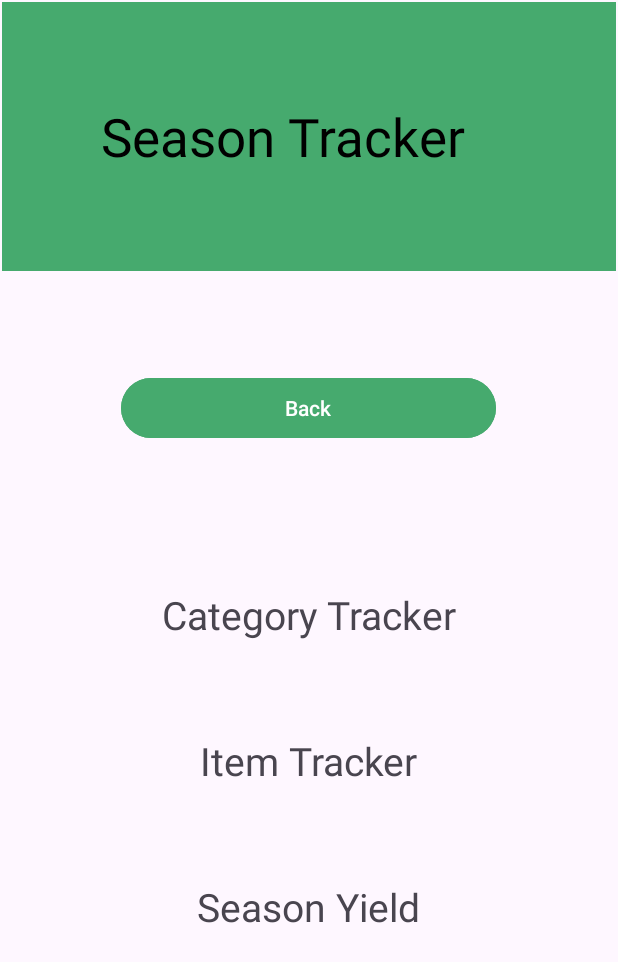
After one commit to SassyTheSasquatch42069/SeedSavvy1, an Android app: the layout seasons.xml on its own in the app's theme, with its tools: preview values and no code run, on a phone screen of 412 x 824 dp. The commit adds this screen. Shown: the top 962 px of the screen. Run offline under Robolectric (Android 15) with nearby library versions, the phone set to English and light mode, and no system bars.

Commit message:
created seasons.xml ui

```diff
--- /dev/null
+++ b/app/src/main/res/layout/seasons.xml
@@ -0,0 +1,156 @@
+<?xml version="1.0" encoding="utf-8"?>
+<androidx.constraintlayout.widget.ConstraintLayout xmlns:android="http://schemas.android.com/apk/res/android"
+    xmlns:app="http://schemas.android.com/apk/res-auto"
+    xmlns:tools="http://schemas.android.com/tools"
+    android:layout_width="match_parent"
+    android:layout_height="match_parent">
+
+    <ScrollView
+        android:id="@+id/scrollView2"
+        android:layout_width="match_parent"
+        android:layout_height="wrap_content"
+        android:layout_marginStart="1dp"
+        android:layout_marginTop="1dp"
+        android:layout_marginEnd="1dp"
+        app:layout_constraintEnd_toEndOf="parent"
+        app:layout_constraintStart_toStartOf="parent"
+        app:layout_constraintTop_toTopOf="parent">
+
+        <LinearLayout
+            android:layout_width="match_parent"
+            android:layout_height="wrap_content"
+            android:background="@color/season_header"
+            android:orientation="vertical"
+            android:padding="66dp">
+
+            <!-- RelativeLayout to position TextView and ImageView -->
+            <RelativeLayout
+                android:layout_width="match_parent"
+                android:layout_height="wrap_content">
+
+                <TextView
+                    android:id="@+id/editTextText"
+                    android:layout_width="wrap_content"
+                    android:layout_height="wrap_content"
+                    android:layout_centerVertical="true"
+                    android:ems="10"
+                    android:text="@string/seasons_click"
+                    android:textSize="35sp"
+                    tools:ignore="TextSizeCheck"
+                    android:textColor="@color/black"/>
+            </RelativeLayout>
+        </LinearLayout>
+    </ScrollView>
+
+
+    <ScrollView
+        android:layout_width="match_parent"
+        android:layout_height="0dp"
+        android:layout_marginStart="1dp"
+        android:layout_marginTop="1dp"
+        android:layout_marginEnd="1dp"
+        app:layout_constraintEnd_toEndOf="parent"
+        app:layout_constraintStart_toStartOf="parent"
+        app:layout_constraintTop_toBottomOf="@+id/scrollView2"
+        app:layout_constraintBottom_toBottomOf="parent">
+
+        <LinearLayout
+            android:layout_width="match_parent"
+            android:layout_height="wrap_content"
+            android:orientation="vertical"
+            android:padding="16dp">
+            <!-- Back Button -->
+            <Button
+                android:id="@+id/cat_img_click"
+                android:layout_width="250dp"
+                android:layout_height="wrap_content"
+                android:layout_gravity="center"
+                android:backgroundTint="@color/season_header"
+                android:layout_margin="50dp"
+                android:text="@string/BackButton"
+                android:minHeight="48dp" />
+
+            <!-- First Row -->
+            <LinearLayout
+                android:layout_width="match_parent"
+                android:layout_height="wrap_content"
+                android:orientation="horizontal"
+                android:padding="16dp">
+
+
+
+                <!-- Second Item -->
+                <LinearLayout
+                    android:layout_width="0dp"
+                    android:layout_height="wrap_content"
+                    android:layout_weight="1"
+                    android:orientation="vertical"
+                    android:gravity="center">
+
+                    <TextView
+                        android:layout_width="wrap_content"
+                        android:layout_height="wrap_content"
+                        android:layout_marginTop="30dp"
+                        android:text="@string/category_tracker"
+                        android:textSize="26sp" />
+<!--pie chart 1-->
+                </LinearLayout>
+            </LinearLayout>
+
+
+
+            <!-- Second Row -->
+            <LinearLayout
+                android:layout_width="match_parent"
+                android:layout_height="wrap_content"
+                android:orientation="horizontal"
+                android:padding="16dp">
+
+                <!-- Second Item -->
+                <LinearLayout
+                    android:layout_width="0dp"
+                    android:layout_height="wrap_content"
+                    android:layout_weight="1"
+                    android:orientation="vertical"
+                    android:gravity="center">
+
+                    <TextView
+                        android:layout_width="wrap_content"
+                        android:layout_height="wrap_content"
+                        android:text="@string/item_tracker"
+                        android:layout_marginTop="30dp"
+                        android:textSize="26sp" />
+
+<!--                    pie chart 2-->
+                </LinearLayout>
+
+
+            </LinearLayout>
+            <!-- Third Row -->
+            <LinearLayout
+                android:layout_width="match_parent"
+                android:layout_height="wrap_content"
+                android:orientation="horizontal"
+                android:padding="16dp">
+
+                <!-- third Item -->
+                <LinearLayout
+                    android:layout_width="0dp"
+                    android:layout_height="wrap_content"
+                    android:layout_weight="1"
+                    android:orientation="vertical"
+                    android:gravity="center">
+
+                    <TextView
+                        android:layout_width="wrap_content"
+                        android:layout_height="wrap_content"
+                        android:text="@string/season_yield"
+                        android:layout_marginTop="30dp"
+                        android:textSize="26sp" />
+
+<!--                    pie chart 3-->
+                </LinearLayout>
+            </LinearLayout>
+        </LinearLayout>
+    </ScrollView>
+</androidx.constraintlayout.widget.ConstraintLayout>
--- a/app/src/main/res/values/colors.xml
+++ b/app/src/main/res/values/colors.xml
@@ -13,4 +13,5 @@
     <color name="list_header">#FF560E</color>
     <color name="achievements_header">#A125DB</color>
     <color name="goal_header">#F69400</color>
+    <color name="season_header">#46AA6E</color>
 </resources>
--- a/app/src/main/res/values/strings.xml
+++ b/app/src/main/res/values/strings.xml
@@ -77,5 +77,11 @@
     <string name="progress_bar">Progress Bar</string>
     <string name="num">no.</string>
 
+    <!--    Seasons-->
+    <string name="season_header">Season Tracker</string>
+    <string name="item_tracker">Item Tracker</string>
+    <string name="category_tracker">Category Tracker</string>
+    <string name="season_yield">Season Yield</string>
+
 
 </resources>
```
